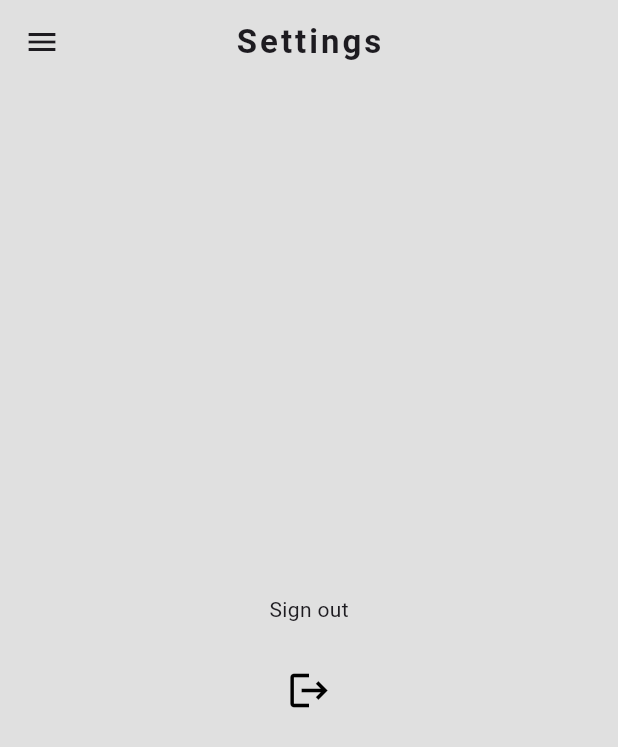
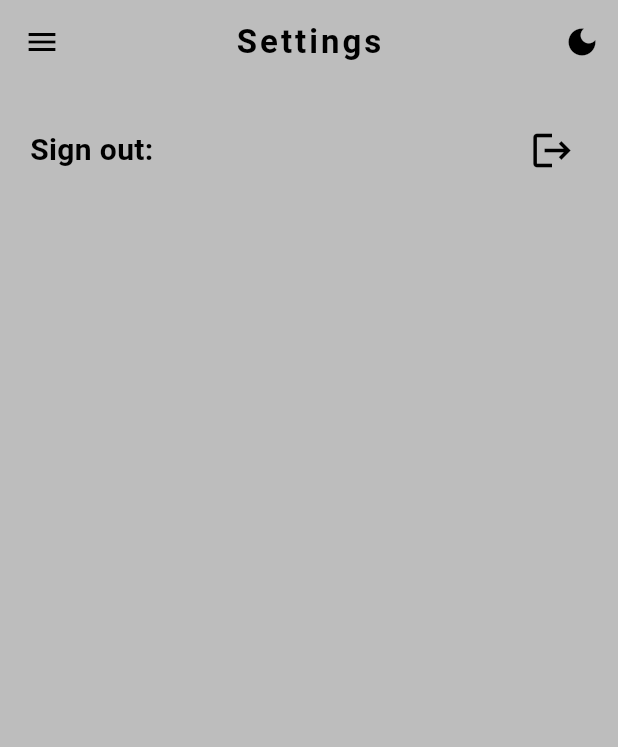
Before and after one commit to lechsebastian/todo, a Flutter app: the SettingsPage screen opened directly, on a phone screen of 412 x 824 dp. Shown: the top 747 px of the screen. Run offline on Flutter 3.47's test engine with Material 3 defaults, Android fonts, the phone set to English and light mode, and no system bars; our stand-ins replace bloc, cloud_firestore, firebase_auth, firebase_core, flutter_bloc; accounts and stored records are empty; network calls fail.

Commit message:
Add darkMode and lightMode

```diff
--- a/lib/app/cubit/root_cubit.dart
+++ b/lib/app/cubit/root_cubit.dart
@@ -79,10 +79,6 @@ class RootCubit extends Cubit<RootState> {
     }
   }
 
-  Future<void> signOut() async {
-    FirebaseAuth.instance.signOut();
-  }
-
   Future<void> addTask({
     required String taskName,
     required taskPriority,
--- /dev/null
+++ b/lib/app/features/settings/cubit/settings_cubit.dart
@@ -0,0 +1,20 @@
+import 'dart:async';
+
+import 'package:bloc/bloc.dart';
+import 'package:firebase_auth/firebase_auth.dart';
+import 'package:flutter/material.dart';
+import 'package:meta/meta.dart';
+
+part 'settings_state.dart';
+
+class SettingsCubit extends Cubit<SettingsState> {
+  SettingsCubit()
+      : super(const SettingsState(
+          errorMessage: '',
+          isLoading: false,
+        ));
+
+  Future<void> signOut() async {
+    FirebaseAuth.instance.signOut();
+  }
+}
--- /dev/null
+++ b/lib/app/features/settings/cubit/settings_state.dart
@@ -0,0 +1,12 @@
+part of 'settings_cubit.dart';
+
+@immutable
+class SettingsState {
+  const SettingsState({
+    this.isLoading = false,
+    this.errorMessage = '',
+  });
+
+  final bool isLoading;
+  final String errorMessage;
+}
--- a/lib/app/features/settings/page/settings_page.dart
+++ b/lib/app/features/settings/page/settings_page.dart
@@ -1,6 +1,7 @@
 import 'package:flutter/material.dart';
-import 'package:todo/app/cubit/root_cubit.dart';
 import 'package:flutter_bloc/flutter_bloc.dart';
+import 'package:todo/app/features/settings/cubit/settings_cubit.dart';
+import 'package:todo/app/features/widgets/my_app_bar.dart';
 import 'package:todo/app/features/widgets/my_drawer.dart';
 
 class SettingsPage extends StatelessWidget {
@@ -10,37 +11,63 @@ class SettingsPage extends StatelessWidget {
 
   @override
   Widget build(BuildContext context) {
-    return Scaffold(
-      appBar: AppBar(
-        title: const Text(
-          'Settings',
-          style: TextStyle(
-            fontWeight: FontWeight.bold,
-            letterSpacing: 2,
-          ),
-        ),
-        centerTitle: true,
-        backgroundColor: Colors.grey.shade300,
-      ),
-      drawer: const MyDrawer(),
-      backgroundColor: Colors.grey.shade300,
-      body: Center(
+    return BlocProvider(
+      create: (context) => SettingsCubit(),
+      child: BlocBuilder<SettingsCubit, SettingsState>(
+        builder: (context, state) {
+          if (state.errorMessage.isNotEmpty) {
+            return Center(
+              child: Text('Something went wrong. Error: ${state.errorMessage}'),
+            );
+          }
+
+          if (state.isLoading) {
+            return const Center(
               child: Column(
                 mainAxisAlignment: MainAxisAlignment.center,
                 children: [
-            const Text('Sign out'),
-            const SizedBox(height: 20),
+                  CircularProgressIndicator(),
+                  SizedBox(height: 5),
+                  Text('Loading..'),
+                ],
+              ),
+            );
+          }
+          return Scaffold(
+            appBar: const MyAppBar(title: 'Settings'),
+            drawer: const MyDrawer(),
+            backgroundColor: Theme.of(context).colorScheme.surface,
+            body: Padding(
+              padding: const EdgeInsets.all(20),
+              child: Column(
+                crossAxisAlignment: CrossAxisAlignment.start,
+                children: [
+                  Row(
+                    mainAxisAlignment: MainAxisAlignment.spaceBetween,
+                    children: [
+                      const Text(
+                        'Sign out:',
+                        style: TextStyle(
+                          fontSize: 20,
+                          fontWeight: FontWeight.bold,
+                        ),
+                      ),
                       IconButton(
                         onPressed: () {
-                context.read<RootCubit>().signOut();
+                          context.read<SettingsCubit>().signOut();
                         },
                         icon: const Icon(Icons.logout),
-              color: Colors.black,
+                        color: Theme.of(context).colorScheme.onSurface,
                         iconSize: 30,
+                      ),
+                    ],
                   ),
                 ],
               ),
             ),
           );
+        },
+      ),
+    );
   }
 }
--- /dev/null
+++ b/lib/app/features/widgets/my_app_bar.dart
@@ -0,0 +1,42 @@
+import 'package:flutter/material.dart';
+import 'package:provider/provider.dart';
+import 'package:todo/theme/theme_provider.dart';
+
+class MyAppBar extends StatelessWidget implements PreferredSizeWidget {
+  const MyAppBar({
+    required this.title,
+    super.key,
+  });
+
+  final String title;
+
+  @override
+  Widget build(BuildContext context) {
+    return AppBar(
+      title: Text(
+        title,
+        style: const TextStyle(
+          fontWeight: FontWeight.bold,
+          letterSpacing: 2,
+        ),
+      ),
+      centerTitle: true,
+      backgroundColor: Theme.of(context).colorScheme.surface,
+      actions: [
+        IconButton(
+          icon: Icon(
+            Provider.of<ThemeProvider>(context, listen: false).isDarkMode
+                ? Icons.light_mode
+                : Icons.dark_mode,
+          ),
+          onPressed: () {
+            Provider.of<ThemeProvider>(context, listen: false).toggleTheme();
+          },
+        ),
+      ],
+    );
+  }
+
+  @override
+  Size get preferredSize => const Size.fromHeight(kToolbarHeight);
+}
--- a/lib/app/features/widgets/my_clear_button.dart
+++ b/lib/app/features/widgets/my_clear_button.dart
@@ -15,9 +15,11 @@ class MyClearButton extends StatelessWidget {
         onPressed: () {
           context.read<TasksCubit>().clearDoneTasks();
         },
-        child: const Text(
+        child: Text(
           'Clear',
-          style: TextStyle(color: Colors.black),
+          style: TextStyle(
+            color: Theme.of(context).colorScheme.onSurface,
+          ),
         ),
       ),
     );
--- a/lib/app/features/widgets/my_priority_symbol.dart
+++ b/lib/app/features/widgets/my_priority_symbol.dart
@@ -20,7 +20,7 @@ class MyPrioritySymbol extends StatelessWidget {
                 shape: BoxShape.circle,
                 color: task.priority == 1
                     ? Colors.red.shade200
-                    : Colors.grey.shade400,
+                    : Theme.of(context).colorScheme.onSecondary,
               ),
             )
           : const SizedBox(width: 10, height: 10);
@@ -32,7 +32,9 @@ class MyPrioritySymbol extends StatelessWidget {
             height: 10,
             decoration: BoxDecoration(
               shape: BoxShape.circle,
-              color: task.priority == 1 ? Colors.red : Colors.black,
+              color: task.priority == 1
+                  ? Colors.red
+                  : Theme.of(context).colorScheme.onSurface,
             ),
           )
         : const SizedBox(width: 10, height: 10);
--- /dev/null
+++ b/lib/theme/theme.dart
@@ -0,0 +1,21 @@
+import 'package:flutter/material.dart';
+
+ThemeData lightMode = ThemeData(
+  brightness: Brightness.light,
+  colorScheme: ColorScheme.light(
+      surface: Colors.grey.shade400,
+      primary: Colors.grey.shade300,
+      secondary: Colors.grey.shade200,
+      onSurface: Colors.black,
+      onSecondary: Colors.black26),
+);
+
+ThemeData darkMode = ThemeData(
+  brightness: Brightness.dark,
+  colorScheme: ColorScheme.dark(
+      surface: Colors.grey.shade900,
+      primary: Colors.grey.shade800,
+      secondary: Colors.grey.shade700,
+      onSurface: Colors.white,
+      onSecondary: Colors.grey),
+);
--- /dev/null
+++ b/lib/theme/theme_provider.dart
@@ -0,0 +1,19 @@
+import 'package:flutter/material.dart';
+import 'package:todo/theme/theme.dart';
+
+class ThemeProvider with ChangeNotifier {
+  ThemeData _themeData = lightMode;
+  ThemeData get themeData => _themeData;
+
+  set themeData(ThemeData themeData) {
+    _themeData = themeData;
+    notifyListeners();
+  }
+
+  get isDarkMode => _themeData == darkMode ? true : false;
+
+  void toggleTheme() {
+    _themeData = _themeData == lightMode ? darkMode : lightMode;
+    notifyListeners();
+  }
+}
--- a/pubspec.yaml
+++ b/pubspec.yaml
@@ -37,9 +37,9 @@ dependencies:
   cupertino_icons: ^1.0.8
   firebase_core: ^3.5.0
   firebase_auth: ^5.3.0
-  google_nav_bar: ^5.0.6
   cloud_firestore: ^5.4.3
   flutter_bloc: ^8.1.6
+  provider: ^6.0.5
 
 dev_dependencies:
   flutter_test:
```
Also changed, not shown: lib/app/app.dart (+3 -4 lines), lib/app/features/notes/page/notes_page.dart (+3 -12 lines), lib/app/features/tasks/page/tasks_page.dart (+3 -12 lines), lib/app/features/widgets/my_add_task_dialog.dart (+5 -4 lines), lib/app/features/widgets/my_drawer.dart (+13 -5 lines), lib/app/features/widgets/my_task_view.dart (+6 -4 lines), lib/main.dart (+8 -1 lines), pubspec.lock. Lines whose indentation alone changed are shown as unchanged.
